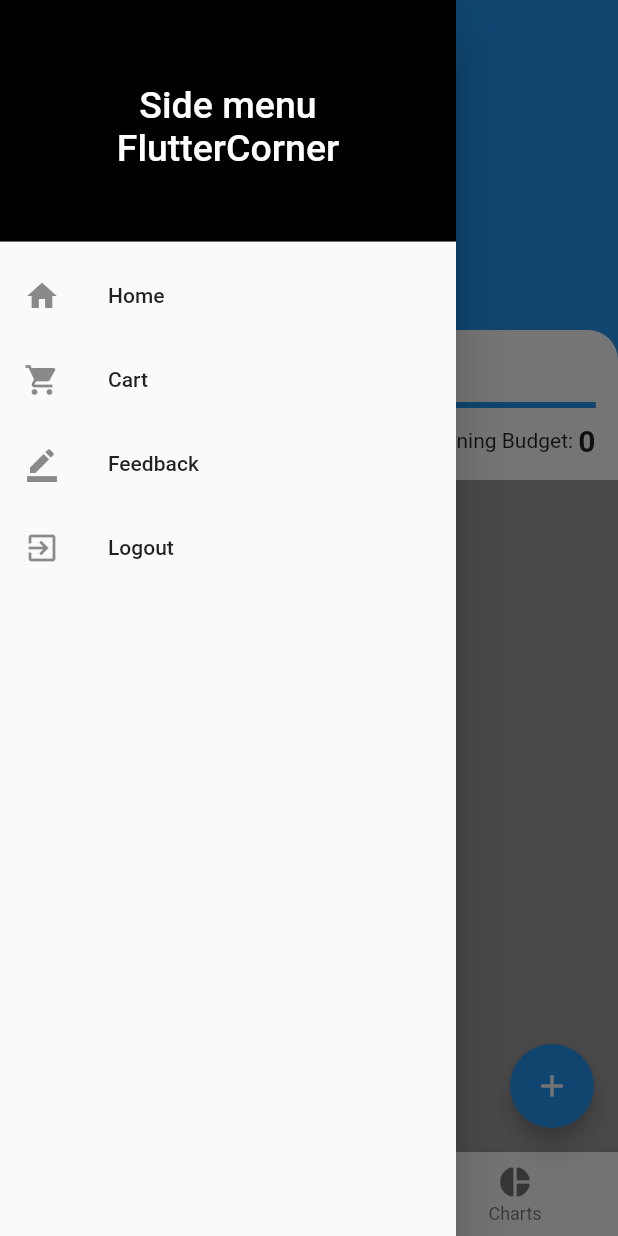
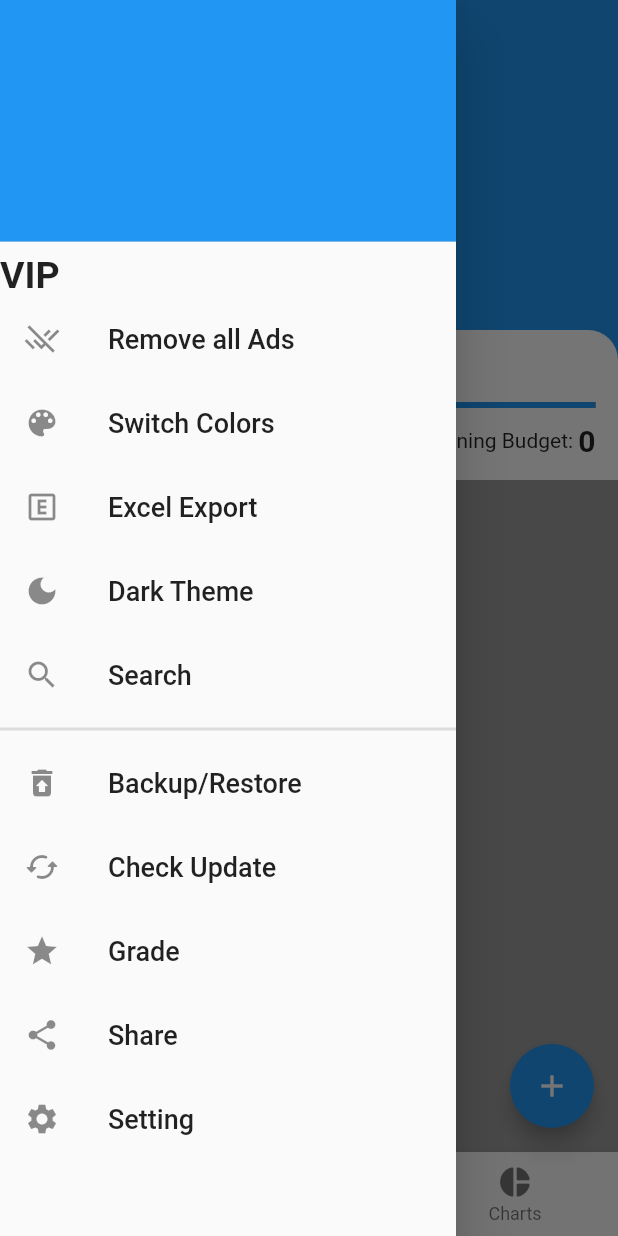
Before and after one commit to SanjilSaurav/budget_app, a Flutter app: the screen it shows after launch, with the side drawer open, on a phone screen of 412 x 824 dp. Run offline on Flutter 3.47's test engine with Material 2 defaults, Android fonts, the phone set to English and light mode, and no system bars.

Commit message:
Created side drawer in home screen.

```diff
--- a/lib/screens/home_screen.dart
+++ b/lib/screens/home_screen.dart
@@ -29,7 +29,7 @@ class _MyHomePageState extends State<MyHomePage> {
   int budget = 0;
   int income = 0;
   int remainingBudget = 0;
-  //GlobalKey<ScaffoldState> _scaffoldKey = GlobalKey<ScaffoldState>();
+  GlobalKey<ScaffoldState> _scaffoldKEy = GlobalKey<ScaffoldState>();
 
   void _incrementCounter() {
     setState(() {
@@ -43,24 +43,9 @@ class _MyHomePageState extends State<MyHomePage> {
   }
   void _onTapped(int index){
     setState(() {
-      /*if(index==0){
-        Drawer(
-          child: ListView(
-            padding: EdgeInsets.zero,
-            children: [
-              const DrawerHeader(
-                decoration: BoxDecoration(
-                  color: Colors.red,
-                ),
-                child: Text("Hello Drawer"),
-              ),
-              ListTile(
-                title: const Text("Item 1"),
-              ),
-            ],
-          ),
-        );
-      }*/
+      if(index == 0){
+        _scaffoldKEy.currentState?.openDrawer();
+      }
       if(index==1){
         Navigator.pushNamed(context, categorySettingId);
       }
@@ -79,6 +64,7 @@ class _MyHomePageState extends State<MyHomePage> {
     // fast, so that you can just rebuild anything that needs updating rather
     // than having to individually change instances of widgets.
     return Scaffold(
+      key: _scaffoldKEy,
       drawer: SideDrawer(),
       /*appBar: AppBar(
         title: Text("Hello"),
@@ -160,7 +146,7 @@ class _MyHomePageState extends State<MyHomePage> {
                             ),
                           ],
                         ),
-                        SizedBox(
+                        const SizedBox(
                           height: 10,
                         ),
                         const LinearProgressIndicator(
@@ -168,7 +154,7 @@ class _MyHomePageState extends State<MyHomePage> {
                           valueColor: AlwaysStoppedAnimation<Color>(Colors.blue),
                           value: 60.0,
                         ),
-                        SizedBox(
+                        const SizedBox(
                           height: 10,
                         ),
                         Row(
@@ -223,41 +209,97 @@ class _MyHomePageState extends State<MyHomePage> {
 }
 
 class SideDrawer extends StatelessWidget {
+  const SideDrawer({Key? key}) : super(key: key);
+
   @override
   Widget build(BuildContext context) {
     return Drawer(
-      child: Column(
+      child: ListView(
         children: <Widget>[
-          DrawerHeader(
+          const DrawerHeader(
             child: Center(
               child: Text(
-                'Side menu  FlutterCorner',
+                '',
                 textAlign: TextAlign.center,
                 style: TextStyle(color: Colors.white, fontSize: 25),
               ),
             ),
             decoration: BoxDecoration(
-              color: Colors.black,
+              color: Colors.blue,
             ),
           ),
+          const Text("VIP",
+            style: TextStyle(fontSize: 25, fontWeight: FontWeight.bold),
+          ),
           ListTile(
-            leading: Icon(Icons.home),
-            title: Text('Home'),
+            leading: Icon(Icons.remove_done),
+            title: const Text('Remove all Ads',
+              style: TextStyle(fontSize: 18),
+            ),
             onTap: () => {},
           ),
           ListTile(
-            leading: Icon(Icons.shopping_cart),
-            title: Text('Cart'),
+            leading: Icon(Icons.color_lens),
+            title: const Text('Switch Colors',
+              style: TextStyle(fontSize: 18),
+            ),
             onTap: () => {Navigator.of(context).pop()},
           ),
           ListTile(
-            leading: Icon(Icons.border_color),
-            title: Text('Feedback'),
+            leading: Icon(Icons.explicit_outlined),
+            title: const Text('Excel Export',
+              style: TextStyle(fontSize: 18),
+            ),
             onTap: () => {Navigator.of(context).pop()},
           ),
           ListTile(
-            leading: Icon(Icons.exit_to_app),
-            title: Text('Logout'),
+            leading: Icon(Icons.dark_mode),
+            title: const Text('Dark Theme',
+              style: TextStyle(fontSize: 18),
+            ),
+            onTap: () => {Navigator.of(context).pop()},
+          ),
+          ListTile(
+            leading: Icon(Icons.search),
+            title: const Text('Search',
+              style: TextStyle(fontSize: 18),
+            ),
+            onTap: () => {Navigator.of(context).pop()},
+          ),
+          const Divider(thickness: 2,),
+          ListTile(
+            leading: Icon(Icons.restore_from_trash),
+            title: const Text('Backup/Restore',
+              style: TextStyle(fontSize: 18),
+            ),
+            onTap: () => {Navigator.of(context).pop()},
+          ),
+          ListTile(
+            leading: Icon(Icons.cached_rounded),
+            title: const Text('Check Update',
+              style: TextStyle(fontSize: 18),
+            ),
+            onTap: () => {Navigator.of(context).pop()},
+          ),
+          ListTile(
+            leading: Icon(Icons.star),
+            title: const Text('Grade',
+              style: TextStyle(fontSize: 18),
+            ),
+            onTap: () => {Navigator.of(context).pop()},
+          ),
+          ListTile(
+            leading: Icon(Icons.share),
+            title: const Text('Share',
+              style: TextStyle(fontSize: 18),
+            ),
+            onTap: () => {Navigator.of(context).pop()},
+          ),
+          ListTile(
+            leading: Icon(Icons.settings),
+            title: const Text('Setting',
+              style: TextStyle(fontSize: 18),
+            ),
             onTap: () => {Navigator.of(context).pop()},
           ),
         ],
```
